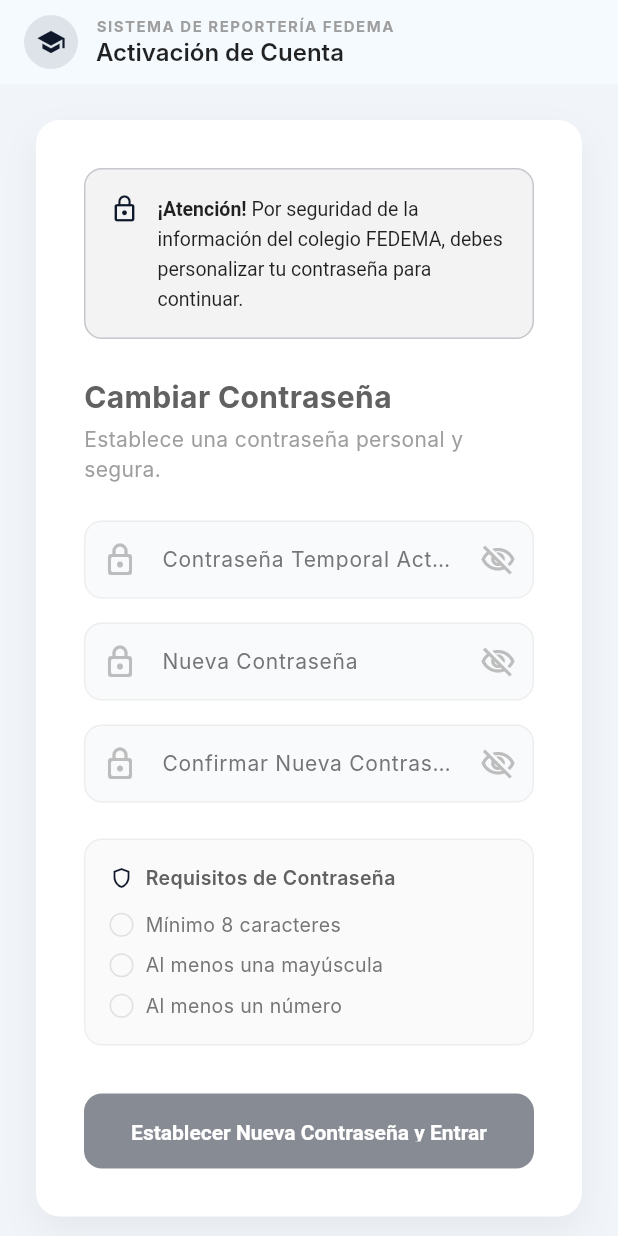
After one commit to ucss-little-bear/sistema_reporteria_fedema, a Flutter app: the CambioPasswordObligatorioScreen screen opened directly, on a phone screen of 412 x 824 dp. The commit adds this screen. Run offline on Flutter 3.47's test engine with Material 3 defaults, Android fonts, the phone set to English and light mode, and no system bars; our stand-ins replace file_picker, pdf, printing; missing offline and left inert: excel; accounts and stored records are empty; Roboto replaces fonts that are missing (Inter).

Commit message:
SDRF-3: Avance visual de pantalla de cambio de contrasena obligatorio

```diff
--- a/cambio1.txt
+++ /dev/null
@@ -1 +0,0 @@
-Es una prueba.
--- /dev/null
+++ b/frontend/devtools_options.yaml
@@ -0,0 +1,3 @@
+description: This file stores settings for Dart & Flutter DevTools.
+documentation: https://docs.flutter.dev/tools/devtools/extensions#configure-extension-enablement-states
+extensions:
--- a/frontend/lib/Model/Services/api_config.dart
+++ b/frontend/lib/Model/Services/api_config.dart
@@ -1,7 +1,7 @@
 class ApiConfig {
   static const String baseUrl = String.fromEnvironment(
     'API_URL',
-    defaultValue: 'http://localhost:8000/api/Controlador.php',
+    defaultValue: 'http://localhost/api/Controlador.php',
   );
   static const Map<String, String> headers = {
     "Content-Type": "application/json",
--- /dev/null
+++ b/frontend/lib/View/cambio_password_obligatorio.dart
@@ -0,0 +1,291 @@
+import 'package:flutter/material.dart';
+import 'package:frontend/View/main_layout.dart';
+
+class CambioPasswordObligatorioScreen extends StatefulWidget {
+  const CambioPasswordObligatorioScreen({super.key});
+
+  @override
+  State<CambioPasswordObligatorioScreen> createState() => _CambioPasswordObligatorioScreenState();
+}
+
+class _CambioPasswordObligatorioScreenState extends State<CambioPasswordObligatorioScreen> {
+  final _currentController = TextEditingController();
+  final _nextController = TextEditingController();
+  final _confirmController = TextEditingController();
+
+  bool _showCurrent = false;
+  bool _showNext = false;
+  bool _showConfirm = false;
+
+  bool _isSuccess = false;
+
+  @override
+  void dispose() {
+    _currentController.dispose();
+    _nextController.dispose();
+    _confirmController.dispose();
+    super.dispose();
+  }
+
+  bool get _hasMinLength => _nextController.text.length >= 8;
+  bool get _hasUpper => _nextController.text.contains(RegExp(r'[A-Z]'));
+  bool get _hasNumber => _nextController.text.contains(RegExp(r'[0-9]'));
+
+  bool get _strengthOk => _hasMinLength && _hasUpper && _hasNumber;
+  bool get _match => _nextController.text.isNotEmpty && _nextController.text == _confirmController.text;
+  bool get _canSubmit => _currentController.text.isNotEmpty && _strengthOk && _match;
+
+  void _onSubmit() {
+    if (!_canSubmit) return;
+    // Solo para la presentación visual: cambiamos a la pantalla de éxito
+    setState(() {
+      _isSuccess = true;
+    });
+  }
+
+  @override
+  Widget build(BuildContext context) {
+    final theme = Theme.of(context);
+    final size = MediaQuery.of(context).size;
+
+    return Scaffold(
+      backgroundColor: const Color(0xFFF1F5F9),
+      appBar: AppBar(
+        backgroundColor: Colors.white,
+        elevation: 1,
+        automaticallyImplyLeading: false, // Quita el botón de atrás (Regla de seguridad)
+        title: Row(
+          children: [
+            Container(
+              padding: const EdgeInsets.all(8),
+              decoration: BoxDecoration(
+                color: theme.primaryColor.withOpacity(0.1),
+                shape: BoxShape.circle,
+              ),
+              child: Icon(Icons.school, size: 20, color: theme.primaryColor),
+            ),
+            const SizedBox(width: 12),
+            Column(
+              crossAxisAlignment: CrossAxisAlignment.start,
+              children: [
+                const Text(
+                  'SISTEMA DE REPORTERÍA FEDEMA',
+                  style: TextStyle(fontSize: 10, color: Colors.grey, fontWeight: FontWeight.bold, letterSpacing: 1),
+                ),
+                Text(
+                  _isSuccess ? 'Cambio Exitoso' : 'Activación de Cuenta',
+                  style: const TextStyle(fontSize: 16, color: Colors.black87, fontWeight: FontWeight.w600),
+                ),
+              ],
+            ),
+          ],
+        ),
+      ),
+
+      // AQUI ESTÁ EL CAMBIO CLAVE PARA EL SCROLL
+      body: SingleChildScrollView(
+        child: Container(
+          width: double.infinity, // Obliga al scroll a irse al borde derecho exacto
+          constraints: BoxConstraints(
+            // Mantiene tu tarjeta blanca perfectamente centrada verticalmente
+            minHeight: size.height - kToolbarHeight - MediaQuery.of(context).padding.top,
+          ),
+          alignment: Alignment.center,
+          padding: const EdgeInsets.all(24),
+          child: Container(
+            constraints: const BoxConstraints(maxWidth: 450),
+            decoration: BoxDecoration(
+              color: Colors.white,
+              borderRadius: BorderRadius.circular(16),
+              boxShadow: [
+                BoxShadow(color: Colors.black.withOpacity(0.05), blurRadius: 20, offset: const Offset(0, 10)),
+              ],
+            ),
+            padding: const EdgeInsets.all(32),
+            child: _isSuccess ? _buildSuccessState(theme) : _buildFormState(theme),
+          ),
+        ),
+      ),
+    );
+  }
+
+  Widget _buildFormState(ThemeData theme) {
+    return Column(
+      mainAxisSize: MainAxisSize.min,
+      crossAxisAlignment: CrossAxisAlignment.start,
+      children: [
+        // Banner de Atención
+        Container(
+          padding: const EdgeInsets.all(16),
+          decoration: BoxDecoration(
+            color: theme.primaryColor.withOpacity(0.05),
+            border: Border.all(color: theme.primaryColor.withOpacity(0.2)),
+            borderRadius: BorderRadius.circular(12),
+          ),
+          child: Row(
+            crossAxisAlignment: CrossAxisAlignment.start,
+            children: [
+              Icon(Icons.lock_outline, color: theme.primaryColor, size: 20),
+              const SizedBox(width: 12),
+              Expanded(
+                child: RichText(
+                  text: TextSpan(
+                    style: const TextStyle(color: Colors.black87, fontSize: 13, height: 1.5),
+                    children: [
+                      const TextSpan(text: '¡Atención! ', style: TextStyle(fontWeight: FontWeight.bold)),
+                      const TextSpan(text: 'Por seguridad de la información del colegio FEDEMA, debes personalizar tu contraseña para continuar.'),
+                    ],
+                  ),
+                ),
+              ),
+            ],
+          ),
+        ),
+        const SizedBox(height: 24),
+
+        const Text('Cambiar Contraseña', style: TextStyle(fontSize: 20, fontWeight: FontWeight.bold)),
+        const SizedBox(height: 4),
+        const Text('Establece una contraseña personal y segura.', style: TextStyle(fontSize: 14, color: Colors.grey)),
+        const SizedBox(height: 24),
+
+        _buildPasswordField(
+          label: 'Contraseña Temporal Actual',
+          controller: _currentController,
+          isVisible: _showCurrent,
+          onToggle: () => setState(() => _showCurrent = !_showCurrent),
+        ),
+        const SizedBox(height: 16),
+        _buildPasswordField(
+          label: 'Nueva Contraseña',
+          controller: _nextController,
+          isVisible: _showNext,
+          onToggle: () => setState(() => _showNext = !_showNext),
+        ),
+        const SizedBox(height: 16),
+        _buildPasswordField(
+          label: 'Confirmar Nueva Contraseña',
+          controller: _confirmController,
+          isVisible: _showConfirm,
+          onToggle: () => setState(() => _showConfirm = !_showConfirm),
+        ),
+
+        const SizedBox(height: 24),
+
+        // Panel de Requisitos
+        Container(
+          padding: const EdgeInsets.all(16),
+          decoration: BoxDecoration(
+            color: Colors.grey.shade50,
+            border: Border.all(color: Colors.grey.shade200),
+            borderRadius: BorderRadius.circular(12),
+          ),
+          child: Column(
+            crossAxisAlignment: CrossAxisAlignment.start,
+            children: [
+              Row(
+                children: [
+                  Icon(Icons.shield_outlined, size: 16, color: theme.primaryColor),
+                  const SizedBox(width: 8),
+                  const Text('Requisitos de Contraseña', style: TextStyle(fontWeight: FontWeight.w600, fontSize: 13)),
+                ],
+              ),
+              const SizedBox(height: 12),
+              _buildRequirementRow(_hasMinLength, 'Mínimo 8 caracteres'),
+              const SizedBox(height: 8),
+              _buildRequirementRow(_hasUpper, 'Al menos una mayúscula'),
+              const SizedBox(height: 8),
+              _buildRequirementRow(_hasNumber, 'Al menos un número'),
+            ],
+          ),
+        ),
+
+        const SizedBox(height: 32),
+
+        SizedBox(
+          width: double.infinity,
+          height: 50,
+          child: ElevatedButton(
+            onPressed: _canSubmit ? _onSubmit : null,
+            style: ElevatedButton.styleFrom(
+              backgroundColor: theme.primaryColor,
+              disabledBackgroundColor: theme.primaryColor.withOpacity(0.5),
+              shape: RoundedRectangleBorder(borderRadius: BorderRadius.circular(12)),
+            ),
+            child: const Text('Establecer Nueva Contraseña y Entrar', style: TextStyle(color: Colors.white, fontWeight: FontWeight.bold)),
+          ),
+        ),
+      ],
+    );
+  }
+
+  Widget _buildPasswordField({required String label, required TextEditingController controller, required bool isVisible, required VoidCallback onToggle}) {
+    return TextFormField(
+      controller: controller,
+      obscureText: !isVisible,
+      onChanged: (_) => setState(() {}),
+      decoration: InputDecoration(
+        labelText: label,
+        prefixIcon: Icon(Icons.lock_outline_rounded, color: Colors.grey[400]),
+        suffixIcon: IconButton(
+          icon: Icon(isVisible ? Icons.visibility_outlined : Icons.visibility_off_outlined, color: Colors.grey[400]),
+          onPressed: onToggle,
+        ),
+        filled: true,
+        fillColor: const Color(0xFFF8FAFC),
+        border: OutlineInputBorder(borderRadius: BorderRadius.circular(12), borderSide: BorderSide.none),
+        enabledBorder: OutlineInputBorder(borderRadius: BorderRadius.circular(12), borderSide: BorderSide(color: Colors.grey.shade200)),
+        focusedBorder: OutlineInputBorder(borderRadius: BorderRadius.circular(12), borderSide: BorderSide(color: Theme.of(context).primaryColor.withOpacity(0.5))),
+      ),
+    );
+  }
+
+  Widget _buildRequirementRow(bool isMet, String text) {
+    return Row(
+      children: [
+        Container(
+          padding: const EdgeInsets.all(2),
+          decoration: BoxDecoration(
+            color: isMet ? Colors.green : Colors.transparent,
+            border: Border.all(color: isMet ? Colors.green : Colors.grey.shade300),
+            shape: BoxShape.circle,
+          ),
+          child: Icon(Icons.check, size: 10, color: isMet ? Colors.white : Colors.transparent),
+        ),
+        const SizedBox(width: 8),
+        Text(text, style: TextStyle(fontSize: 13, color: isMet ? Colors.black87 : Colors.grey.shade600)),
+      ],
+    );
+  }
+
+  Widget _buildSuccessState(ThemeData theme) {
+    return Column(
+      mainAxisSize: MainAxisSize.min,
+      children: [
+        const SizedBox(height: 20),
+        Container(
+          padding: const EdgeInsets.all(20),
+          decoration: BoxDecoration(color: Colors.green.withOpacity(0.1), shape: BoxShape.circle),
+          child: const Icon(Icons.check_circle, size: 64, color: Colors.green),
+        ),
+        const SizedBox(height: 24),
+        const Text('¡Contraseña actualizada exitosamente!', textAlign: TextAlign.center, style: TextStyle(fontSize: 22, fontWeight: FontWeight.bold)),
+        const SizedBox(height: 8),
+        const Text('Ahora tienes control exclusivo de tu cuenta.', style: TextStyle(color: Colors.grey)),
+        const SizedBox(height: 40),
+        SizedBox(
+          width: double.infinity,
+          height: 50,
+          child: ElevatedButton.icon(
+            onPressed: () {
+              // Navega al Layout Principal al finalizar
+              Navigator.pushReplacement(context, MaterialPageRoute(builder: (_) => const MainLayout()));
+            },
+            icon: const Icon(Icons.arrow_forward, color: Colors.white, size: 20),
+            label: const Text('Ir al Inicio (Dashboard)', style: TextStyle(color: Colors.white, fontWeight: FontWeight.bold)),
+            style: ElevatedButton.styleFrom(backgroundColor: theme.primaryColor, shape: RoundedRectangleBorder(borderRadius: BorderRadius.circular(12))),
+          ),
+        ),
+      ],
+    );
+  }
+}
--- a/frontend/lib/View/login_screen.dart
+++ b/frontend/lib/View/login_screen.dart
@@ -2,6 +2,7 @@ import 'package:flutter/material.dart';
 import 'package:frontend/Controller/auth_provider_controller.dart';
 import 'package:frontend/View/main_layout.dart';
 import 'package:provider/provider.dart';
+import 'package:frontend/View/cambio_password_obligatorio.dart';
 
 class LoginScreen extends StatefulWidget {
   const LoginScreen({super.key});
@@ -33,9 +34,10 @@ class _LoginScreenState extends State<LoginScreen> {
       );
 
       if (exito && mounted) {
+        // TRUCO TEMPORAL PARA LA PRESENTACIÓN DE HOY
         Navigator.pushReplacement(
           context,
-          MaterialPageRoute(builder: (_) => const MainLayout()),
+          MaterialPageRoute(builder: (_) => const CambioPasswordObligatorioScreen()),
         );
       } else {
         if (mounted) {
```
Also changed, not shown: 11 other files.
